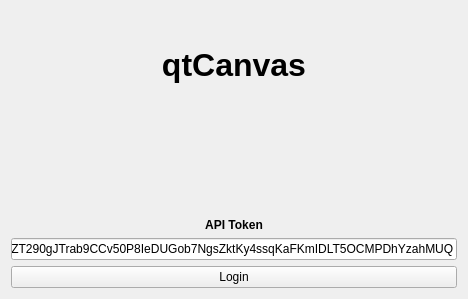
The window that qtCanvas/forms/login.ui (amireh/qtCanvas) describes before a commit, drawn with Qt 5.
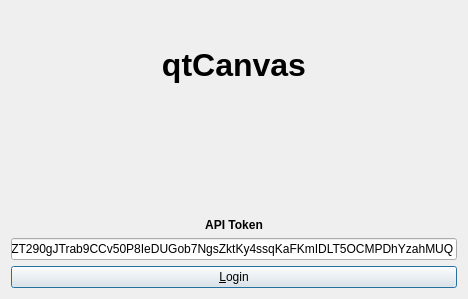
The same window after the commit.

Diff of the .ui file:
```diff
--- a/qtCanvas/forms/login.ui
+++ b/qtCanvas/forms/login.ui
@@ -70,7 +70,13 @@
    <item>
     <widget class="QPushButton" name="btnLogin">
      <property name="text">
-      <string>Login</string>
+      <string>&amp;Login</string>
+     </property>
+     <property name="autoDefault">
+      <bool>false</bool>
+     </property>
+     <property name="default">
+      <bool>true</bool>
      </property>
      <property name="flat">
       <bool>false</bool>
```
